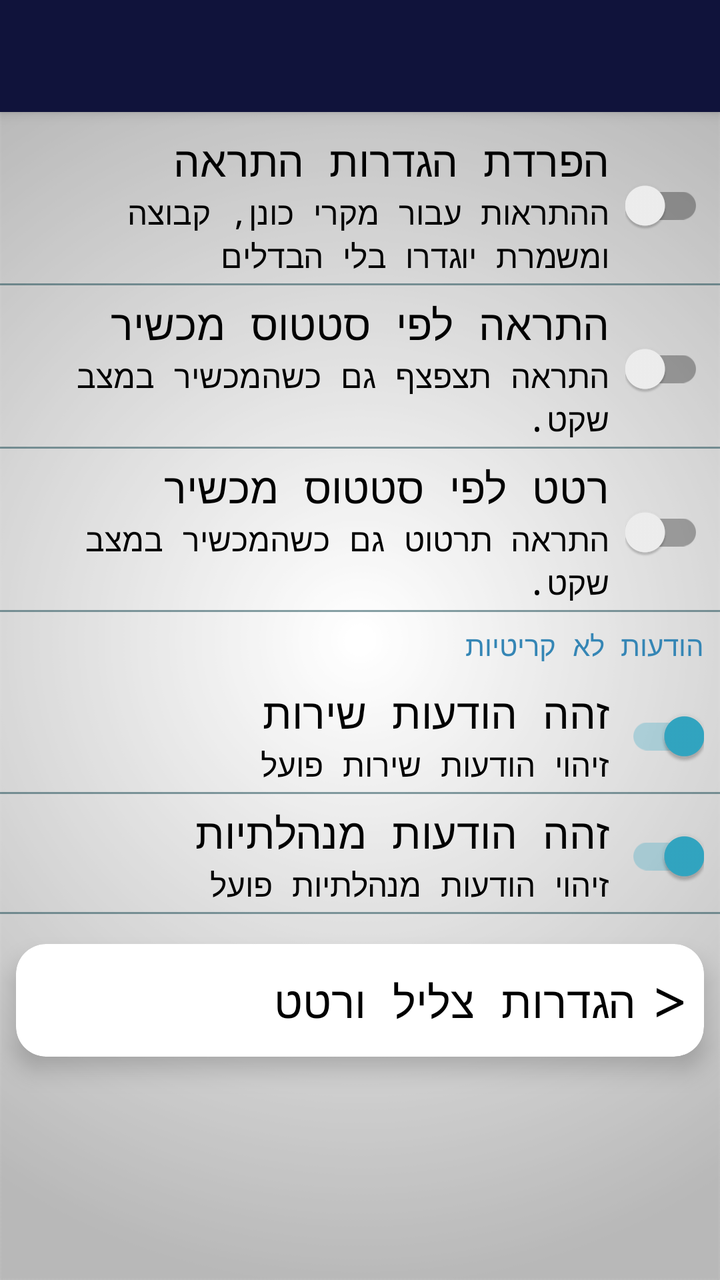
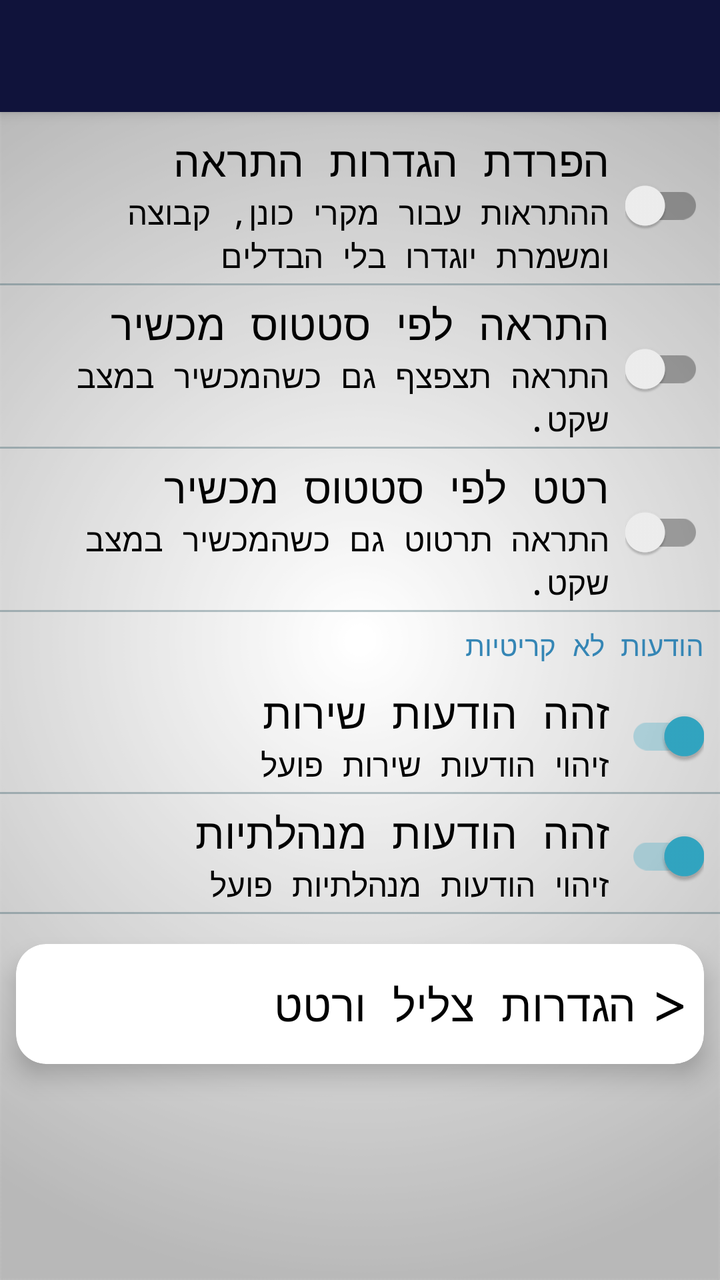

Two renders of the same Android screen: before a commit and after it. Below are the layout's source before the change and the commit's diff.
<!-- AndroidManifest.xml: application theme AppTheme -->
<!-- res/layout/settings_designed_notifications.xml -->
<?xml version="1.0" encoding="utf-8"?>
<android.support.design.widget.CoordinatorLayout
    xmlns:android="http://schemas.android.com/apk/res/android"
    xmlns:app="http://schemas.android.com/apk/res-auto"
    android:layout_width="match_parent"
    android:layout_height="match_parent"
    xmlns:tools="http://schemas.android.com/tools"
    tools:context=".SettingsDesignedNotifications">
    <android.support.design.widget.AppBarLayout
        android:layout_width="match_parent"
        android:layout_height="wrap_content"
        android:theme="@style/AppTheme.AppBarOverlay">
        <android.support.v7.widget.Toolbar
            android:id="@+id/toolbar"
            android:layout_width="match_parent"
            android:layout_height="?attr/actionBarSize"
            android:background="@color/ColorPrimary"
            app:layout_scrollFlags="scroll|exitUntilCollapsed"
            app:popupTheme="@style/AppTheme.PopupOverlay" />
    </android.support.design.widget.AppBarLayout>
    <android.support.constraint.ConstraintLayout
        android:layout_width="match_parent"
        android:layout_height="match_parent"
        app:layout_behavior="@string/appbar_scrolling_view_behavior">

        <android.support.constraint.ConstraintLayout
            android:id="@+id/cutA_pref"
            android:layout_width="match_parent"
            android:layout_height="wrap_content"
            android:layout_marginTop="8dp"
            app:layout_constraintTop_toTopOf="parent">
            <android.support.v7.widget.SwitchCompat
                android:id="@+id/cutAlarm"
                android:layout_width="wrap_content"
                android:layout_height="wrap_content"
                android:layout_marginTop="8dp"
                android:layout_marginEnd="8dp"
                android:layout_marginBottom="8dp"
                android:clickable="false"
                app:layout_constraintBottom_toTopOf="@+id/cutA_divider"
                app:layout_constraintEnd_toEndOf="parent"
                app:layout_constraintTop_toTopOf="parent" />
            <TextView
                android:id="@+id/cutA_Title"
                android:layout_width="0dp"
                android:layout_height="wrap_content"
                android:layout_marginStart="8dp"
                android:layout_marginTop="2dp"
                android:layout_marginEnd="8dp"
                android:text="@string/pref_title_cutA"
                android:textSize="21sp"
                app:layout_constraintEnd_toStartOf="@+id/cutAlarm"
                app:layout_constraintStart_toStartOf="parent"
                app:layout_constraintTop_toTopOf="parent" />
            <TextView
                android:id="@+id/cutA_Desc"
                android:layout_width="0dp"
                android:layout_height="wrap_content"
                android:layout_marginStart="8dp"
                android:layout_marginTop="1dp"
                android:layout_marginEnd="8dp"
                android:text="@string/pref_description_cutA_off"
                android:textSize="16sp"
                app:layout_constraintEnd_toStartOf="@+id/cutAlarm"
                app:layout_constraintStart_toStartOf="parent"
                app:layout_constraintTop_toBottomOf="@+id/cutA_Title" />
            <View
                android:id="@+id/cutA_divider"
                android:layout_width="match_parent"
                android:layout_height="1dp"
                android:layout_marginTop="3dp"
                android:background="@color/ColorBlueAlpha"
                app:layout_constraintTop_toBottomOf="@+id/cutA_Desc" />
        </android.support.constraint.ConstraintLayout>
        <android.support.constraint.ConstraintLayout
            android:id="@+id/stat_pref"
            android:layout_width="match_parent"
            android:layout_height="wrap_content"
            android:layout_marginTop="3dp"
            app:layout_constraintTop_toBottomOf="@+id/cutA_pref">
            <android.support.v7.widget.SwitchCompat
                android:id="@+id/stat"
                android:layout_width="wrap_content"
                android:layout_height="wrap_content"
                android:layout_marginTop="8dp"
                android:layout_marginEnd="8dp"
                android:layout_marginBottom="8dp"
                android:clickable="false"
                app:layout_constraintBottom_toTopOf="@+id/stat_divider"
                app:layout_constraintEnd_toEndOf="parent"
                app:layout_constraintTop_toTopOf="parent" />
            <TextView
                android:id="@+id/stat_Title"
                android:layout_width="0dp"
                android:layout_height="wrap_content"
                android:layout_marginStart="8dp"
                android:layout_marginTop="2dp"
                android:layout_marginEnd="8dp"
                android:text="@string/pref_title_state"
                android:textSize="21sp"
                app:layout_constraintEnd_toStartOf="@+id/stat"
                app:layout_constraintStart_toStartOf="parent"
                app:layout_constraintTop_toTopOf="parent" />
            <TextView
                android:id="@+id/stat_Desc"
                android:layout_width="0dp"
                android:layout_height="wrap_content"
                android:layout_marginStart="8dp"
                android:layout_marginTop="1dp"
                android:layout_marginEnd="8dp"
                android:text="@string/pref_description_state_off"
                android:textSize="16sp"
                app:layout_constraintEnd_toStartOf="@+id/stat"
                app:layout_constraintStart_toStartOf="parent"
                app:layout_constraintTop_toBottomOf="@+id/stat_Title" />
            <View
                android:id="@+id/stat_divider"
                android:layout_width="match_parent"
                android:layout_height="1dp"
                android:background="@color/ColorBlueAlpha"
                android:layout_marginTop="3dp"
                app:layout_constraintTop_toBottomOf="@+id/stat_Desc" />
        </android.support.constraint.ConstraintLayout>
        <android.support.constraint.ConstraintLayout
            android:id="@+id/statVib_pref"
            android:layout_width="match_parent"
            android:layout_height="wrap_content"
            android:layout_marginTop="3dp"
            app:layout_constraintTop_toBottomOf="@+id/stat_pref">
            <android.support.v7.widget.SwitchCompat
                android:id="@+id/statVib"
                android:layout_width="wrap_content"
                android:layout_height="wrap_content"
                android:layout_marginTop="8dp"
                android:layout_marginEnd="8dp"
                android:layout_marginBottom="8dp"
                android:clickable="false"
                app:layout_constraintBottom_toTopOf="@+id/statVib_divider"
                app:layout_constraintEnd_toEndOf="parent"
                app:layout_constraintTop_toTopOf="parent" />
            <TextView
                android:id="@+id/statVib_Title"
                android:layout_width="0dp"
                android:layout_height="wrap_content"
                android:layout_marginStart="8dp"
                android:layout_marginTop="2dp"
                android:layout_marginEnd="8dp"
                android:text="@string/pref_title_stateVib"
                android:textSize="21sp"
                app:layout_constraintEnd_toStartOf="@+id/statVib"
                app:layout_constraintStart_toStartOf="parent"
                app:layout_constraintTop_toTopOf="parent" />
            <TextView
                android:id="@+id/statVib_Desc"
                android:layout_width="0dp"
                android:layout_height="wrap_content"
                android:layout_marginStart="8dp"
                android:layout_marginTop="1dp"
                android:layout_marginEnd="8dp"
                android:text="@string/pref_description_stateVib_off"
                android:textSize="16sp"
                app:layout_constraintEnd_toStartOf="@+id/statVib"
                app:layout_constraintStart_toStartOf="parent"
                app:layout_constraintTop_toBottomOf="@+id/statVib_Title" />
            <View
                android:id="@+id/statVib_divider"
                android:layout_width="match_parent"
                android:layout_height="1dp"
                android:background="@color/ColorBlueAlpha"
                android:layout_marginTop="3dp"
                app:layout_constraintTop_toBottomOf="@+id/statVib_Desc" />
        </android.support.constraint.ConstraintLayout>

        <TextView
            android:id="@+id/textView3"
            android:layout_width="0dp"
            android:layout_height="wrap_content"
            android:layout_marginStart="8dp"
            android:layout_marginTop="7dp"
            android:layout_marginEnd="8dp"
            android:text="@string/title_low_calls"
            android:textColor="@color/Ocean"
            app:layout_constraintEnd_toEndOf="parent"
            app:layout_constraintStart_toStartOf="parent"
            app:layout_constraintTop_toBottomOf="@+id/statVib_pref" />
        <android.support.constraint.ConstraintLayout
            android:id="@+id/T6_pref"
            android:layout_width="match_parent"
            android:layout_height="wrap_content"
            android:layout_marginTop="8dp"
            app:layout_constraintTop_toBottomOf="@+id/textView3">
            <android.support.v7.widget.SwitchCompat
                android:id="@+id/T6"
                android:layout_width="wrap_content"
                android:layout_height="wrap_content"
                android:layout_marginTop="8dp"
                android:layout_marginEnd="8dp"
                android:layout_marginBottom="8dp"
                android:clickable="false"
                android:checked="true"
                app:layout_constraintBottom_toTopOf="@+id/T6_divider"
                app:layout_constraintEnd_toEndOf="parent"
                app:layout_constraintTop_toTopOf="parent" />
            <TextView
                android:id="@+id/T6_Title"
                android:layout_width="0dp"
                android:layout_height="wrap_content"
                android:layout_marginStart="8dp"
                android:layout_marginTop="2dp"
                android:layout_marginEnd="8dp"
                android:text="@string/findT6"
                android:textSize="21sp"
                app:layout_constraintEnd_toStartOf="@+id/T6"
                app:layout_constraintStart_toStartOf="parent"
                app:layout_constraintTop_toTopOf="parent" />
            <TextView
                android:id="@+id/T6_Desc"
                android:layout_width="0dp"
                android:layout_height="wrap_content"
                android:layout_marginStart="8dp"
                android:layout_marginTop="1dp"
                android:layout_marginEnd="8dp"
                android:text="@string/findT6_on"
                android:textSize="16sp"
                app:layout_constraintEnd_toStartOf="@+id/T6"
                app:layout_constraintStart_toStartOf="parent"
                app:layout_constraintTop_toBottomOf="@+id/T6_Title" />
            <View
                android:id="@+id/T6_divider"
                android:layout_width="match_parent"
                android:layout_height="1dp"
                android:layout_marginTop="3dp"
                android:background="@color/ColorBlueAlpha"
                app:layout_constraintTop_toBottomOf="@+id/T6_Desc" />
        </android.support.constraint.ConstraintLayout>
        <android.support.constraint.ConstraintLayout
            android:id="@+id/findT4_pref"
            android:layout_width="match_parent"
            android:layout_height="wrap_content"
            android:layout_marginTop="3dp"
            app:layout_constraintTop_toBottomOf="@+id/T6_pref">
            <android.support.v7.widget.SwitchCompat
                android:id="@+id/findT4"
                android:layout_width="wrap_content"
                android:layout_height="wrap_content"
                android:layout_marginTop="8dp"
                android:layout_marginEnd="8dp"
                android:layout_marginBottom="8dp"
                android:clickable="false"
                android:checked="true"
                app:layout_constraintBottom_toTopOf="@+id/findT4_divider"
                app:layout_constraintEnd_toEndOf="parent"
                app:layout_constraintTop_toTopOf="parent" />
            <TextView
                android:id="@+id/findT4_Title"
                android:layout_width="0dp"
                android:layout_height="wrap_content"
                android:layout_marginStart="8dp"
                android:layout_marginTop="2dp"
                android:layout_marginEnd="8dp"
                android:text="@string/findT4"
                android:textSize="21sp"
                app:layout_constraintEnd_toStartOf="@+id/findT4"
                app:layout_constraintStart_toStartOf="parent"
                app:layout_constraintTop_toTopOf="parent" />
            <TextView
                android:id="@+id/findT4_Desc"
                android:layout_width="0dp"
                android:layout_height="wrap_content"
                android:layout_marginStart="8dp"
                android:layout_marginTop="1dp"
                android:layout_marginEnd="8dp"
                android:text="@string/findT4_on"
                android:textSize="16sp"
                app:layout_constraintEnd_toStartOf="@+id/findT4"
                app:layout_constraintStart_toStartOf="parent"
                app:layout_constraintTop_toBottomOf="@+id/findT4_Title" />
            <View
                android:id="@+id/findT4_divider"
                android:layout_width="match_parent"
                android:layout_height="1dp"
                android:background="@color/ColorBlueAlpha"
                android:layout_marginTop="3dp"
                app:layout_constraintTop_toBottomOf="@+id/findT4_Desc" />
        </android.support.constraint.ConstraintLayout>


        <android.support.v7.widget.CardView
            android:id="@+id/sound_vib_card"
            android:layout_width="0dp"
            android:layout_height="wrap_content"
            android:layout_marginStart="8dp"
            android:layout_marginTop="15dp"
            android:layout_marginEnd="8dp"
            app:cardBackgroundColor="@color/White"
            app:cardCornerRadius="15dp"
            app:cardElevation="7dp"
            app:layout_constraintEnd_toEndOf="parent"
            app:layout_constraintStart_toStartOf="parent"
            app:layout_constraintTop_toBottomOf="@+id/findT4_pref">
            <android.support.constraint.ConstraintLayout
                android:layout_width="match_parent"
                android:layout_height="match_parent">
                <TextView
                    android:id="@+id/tools_tv"
                    android:layout_width="0dp"
                    android:layout_height="wrap_content"
                    android:layout_marginStart="8dp"
                    android:layout_marginTop="8dp"
                    android:layout_marginEnd="8dp"
                    android:layout_marginBottom="8dp"
                    android:text="@string/pref_header_sound_and_vib"
                    android:textSize="22sp"
                    app:layout_constraintBottom_toBottomOf="parent"
                    app:layout_constraintEnd_toStartOf="@+id/tools_arrow_tv"
                    app:layout_constraintStart_toStartOf="parent"
                    app:layout_constraintTop_toTopOf="parent" />
                <TextView
                    android:id="@+id/tools_arrow_tv"
                    android:layout_width="wrap_content"
                    android:layout_height="wrap_content"
                    android:layout_marginTop="8dp"
                    android:layout_marginEnd="8dp"
                    android:layout_marginBottom="8dp"
                    android:text=">"
                    android:textSize="30sp"
                    app:layout_constraintBottom_toBottomOf="parent"
                    app:layout_constraintEnd_toEndOf="parent"
                    app:layout_constraintTop_toTopOf="parent" />
            </android.support.constraint.ConstraintLayout>
        </android.support.v7.widget.CardView>
    </android.support.constraint.ConstraintLayout>
</android.support.design.widget.CoordinatorLayout>
<!-- resources referenced by this layout -->
<resources>
  <color name="ColorBlueAlpha">#83194853</color>
  <color name="ColorPrimary">#10133b</color>
  <color name="Ocean">#3586B5</color>
  <color name="White">#FFFFFF</color>
  <string name="findT4">זהה הודעות מנהלתיות</string>
  <string name="findT4_on">זיהוי הודעות מנהלתיות פועל</string>
  <string name="findT6">זהה הודעות שירות</string>
  <string name="findT6_on">זיהוי הודעות שירות פועל</string>
  <string name="pref_description_cutA_off">ההתראות עבור מקרי כונן, קבוצה ומשמרת יוגדרו בלי הבדלים</string>
  <string name="pref_description_stateVib_off">התראה תרטוט גם כשהמכשיר במצב שקט.</string>
  <string name="pref_description_state_off">התראה תצפצף גם כשהמכשיר במצב שקט.</string>
  <string name="pref_header_sound_and_vib">הגדרות צליל ורטט</string>
  <string name="pref_title_cutA">הפרדת הגדרות התראה</string>
  <string name="pref_title_state">התראה לפי סטטוס מכשיר</string>
  <string name="pref_title_stateVib">רטט לפי סטטוס מכשיר</string>
  <string name="title_low_calls">הודעות לא קריטיות</string>
  <style name="AppTheme.AppBarOverlay" parent="ThemeOverlay.AppCompat.Dark.ActionBar" />
  <style name="AppTheme.PopupOverlay" parent="ThemeOverlay.AppCompat.Light" />
  <style name="AppTheme" parent="Theme.AppCompat.Light">
          
          <item name="android:textColor">@color/Black</item>
          <item name="colorPrimary">@color/ColorPrimary</item>
          <item name="colorPrimaryDark">@color/ColorPrimaryDark</item>
          <item name="android:textColorHintInverse">@color/ColorBlue</item>
          <item name="actionBarTheme">@style/ThemeOverlay.AppCompat.Dark.ActionBar</item>
          <item name="buttonStyle">@style/FButton</item>
          <item name="android:buttonStyle">@style/FButton</item>
          <item name="colorAccent">@color/materialGrey300</item>
          
          <item name="android:actionMenuTextColor">@color/Black</item>
          <item name="android:itemBackground">@color/materialGrey300</item>
          <item name="android:textColorSecondary">@color/ColorRedDark</item>
          <item name="android:windowBackground">@drawable/ic_bgg</item>
          <item name="android:typeface">monospace</item>
  
          <item name="android:textColorHint">@color/ColorAqua</item>
          <item name="colorControlNormal">@color/ColorBlue</item>
          <item name="colorControlActivated">@color/ColorAqua</item>
          <item name="colorControlHighlight">@color/ColorAqua</item>
      </style>
  <color name="Black">#000000</color>
  <color name="ColorPrimaryDark">#1a1d4b</color>
  <color name="ColorBlue">#98194853</color>
  <style name="FButton" parent="Theme.AppCompat.Light">
          <item name="colorControlHighlight">@color/ColorBlue</item>
          <item name="android:textColor">@color/ColorAqua</item>
          <item name="android:textSize">20sp</item>
      </style>
  <color name="materialGrey300">#ffe0e0e0</color>
  <color name="ColorRedDark">#6b0000</color>
  <!-- drawable ic_bgg: png bitmap (drawable, 33899 bytes) -->
  <color name="ColorAqua">#32a7c3</color>
</resources>

<!-- the commit's change to res/layout/settings_designed_notifications.xml (unified diff, before → after) -->
@@ -288,7 +288,7 @@
         <android.support.v7.widget.CardView
             android:id="@+id/sound_vib_card"
             android:layout_width="0dp"
-            android:layout_height="wrap_content"
+            android:layout_height="60dp"
             android:layout_marginStart="8dp"
             android:layout_marginTop="15dp"
             android:layout_marginEnd="8dp"
<!-- resource entries referenced after the edit -->
@@ -1,6 +1,6 @@
 <!-- resources referenced by this layout -->
 <resources>
-  <color name="ColorBlueAlpha">#83194853</color>
+  <color name="ColorBlueAlpha">#4D194853</color>
   <color name="ColorPrimary">#10133b</color>
   <color name="Ocean">#3586B5</color>
   <color name="White">#FFFFFF</color>
